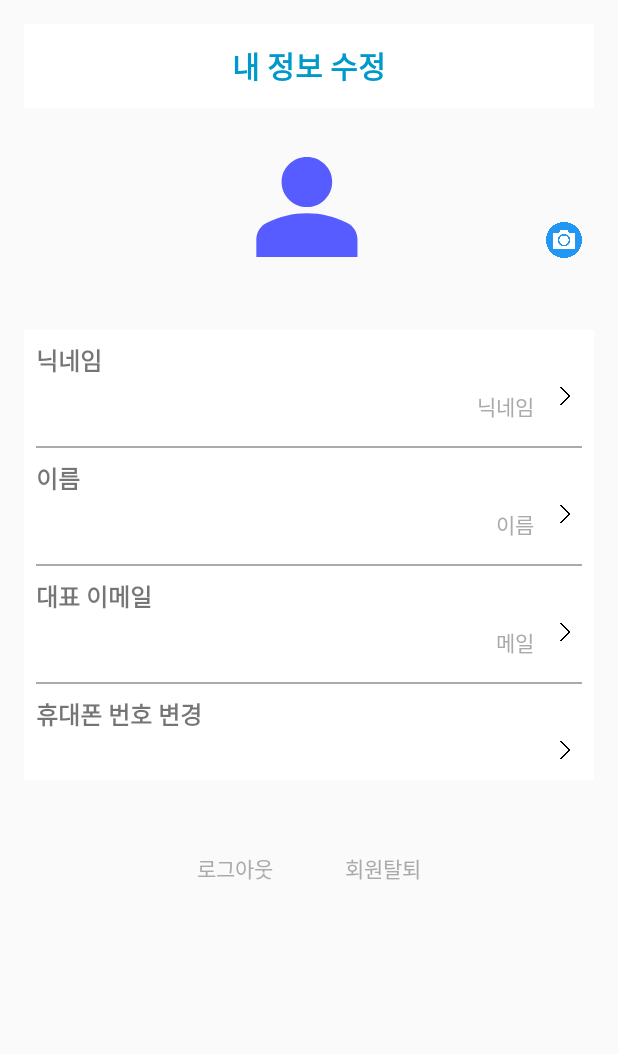
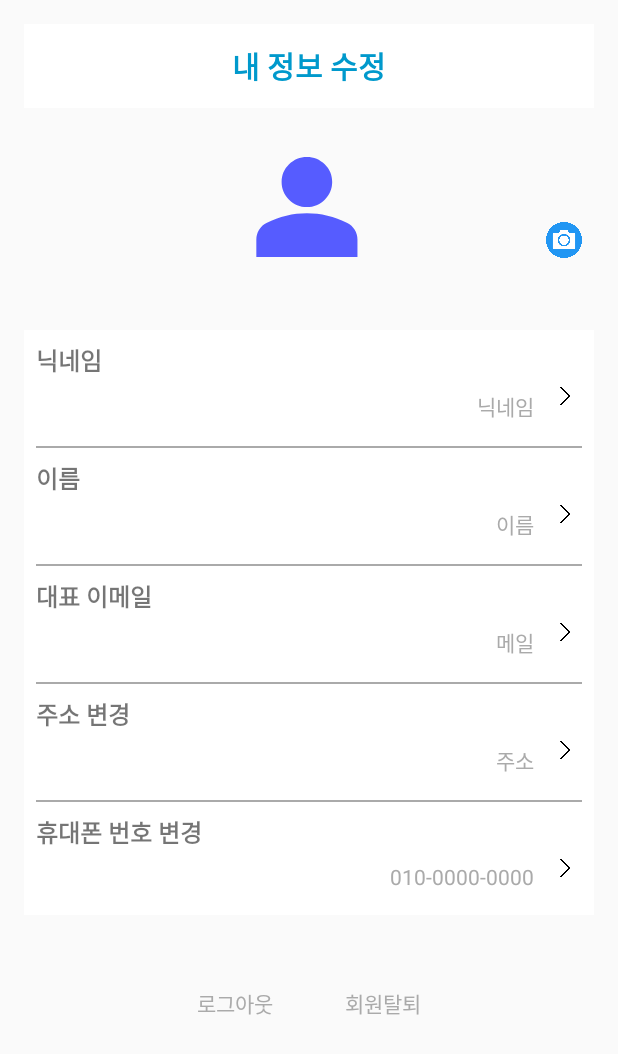
Before and after one commit to DBP-DeliveryService/DeliveryService_Android, an Android app: the layout activity_profile.xml on its own in the app's theme, with its tools: preview values and no code run, on a phone screen of 412 x 824 dp. Shown: the top 1054 px of the screen. Run offline under Robolectric (Android 15) with nearby library versions, the phone set to English and light mode, and no system bars; network calls fail.

Commit message:
feat: 메뉴 상세 페이지, 프로필 페이지 기능 구현

```diff
--- a/DeliveryService/app/src/main/res/layout/activity_profile.xml
+++ b/DeliveryService/app/src/main/res/layout/activity_profile.xml
@@ -65,7 +65,7 @@
             android:padding="8dp">
 
             <TextView
-                android:id="@+id/nickname"
+                android:id="@+id/view_nickname"
                 android:layout_width="match_parent"
                 android:layout_height="wrap_content"
                 android:text="닉네임"
@@ -79,6 +79,7 @@
                 android:orientation="horizontal"
                 android:gravity="end">
                 <TextView
+                    android:id="@+id/nickname"
                     android:layout_width="wrap_content"
                     android:layout_height="wrap_content"
                     android:text="닉네임"
@@ -99,7 +100,7 @@
                 android:layout_marginVertical="8dp" />
 
             <TextView
-                android:id="@+id/name"
+                android:id="@+id/view_name"
                 android:layout_width="match_parent"
                 android:layout_height="wrap_content"
                 android:text="이름"
@@ -112,6 +113,7 @@
                 android:orientation="horizontal"
                 android:gravity="end">
                 <TextView
+                    android:id="@+id/name"
                     android:layout_width="wrap_content"
                     android:layout_height="wrap_content"
                     android:text="이름"
@@ -125,6 +127,8 @@
                     android:contentDescription="Edit Name" />
             </LinearLayout>
 
+
+
             <View
                 android:layout_width="match_parent"
                 android:layout_height="1dp"
@@ -132,7 +136,7 @@
                 android:layout_marginVertical="8dp" />
 
             <TextView
-                android:id="@+id/email"
+                android:id="@+id/view_email"
                 android:layout_width="match_parent"
                 android:layout_height="wrap_content"
                 android:text="대표 이메일"
@@ -145,6 +149,7 @@
                 android:orientation="horizontal"
                 android:gravity="end">
                 <TextView
+                    android:id="@+id/email"
                     android:layout_width="wrap_content"
                     android:layout_height="wrap_content"
                     android:text="메일"
@@ -157,6 +162,41 @@
                     android:src="@drawable/ic_arrow_forward"
                     android:contentDescription="Edit Email" />
             </LinearLayout>
+            <View
+                android:layout_width="match_parent"
+                android:layout_height="1dp"
+                android:background="@android:color/darker_gray"
+                android:layout_marginVertical="8dp" />
+
+            <TextView
+                android:id="@+id/view_address"
+                android:layout_width="match_parent"
+                android:layout_height="wrap_content"
+                android:text="주소 변경"
+                android:textSize="16sp"
+                android:textStyle="bold" />
+
+            <LinearLayout
+                android:layout_width="match_parent"
+                android:layout_height="wrap_content"
+                android:orientation="horizontal"
+                android:gravity="end">
+
+                <TextView
+                    android:id="@+id/address"
+                    android:layout_width="wrap_content"
+                    android:layout_height="wrap_content"
+                    android:text="주소"
+                    android:padding="8dp"
+                    android:textColor="@android:color/darker_gray" />
+
+                <ImageView
+                    android:id="@+id/edit_address"
+                    android:layout_width="24dp"
+                    android:layout_height="24dp"
+                    android:src="@drawable/ic_arrow_forward"
+                    android:contentDescription="Edit Address" />
+            </LinearLayout>
 
             <View
                 android:layout_width="match_parent"
@@ -165,7 +205,7 @@
                 android:layout_marginVertical="8dp" />
 
             <TextView
-                android:id="@+id/phone"
+                android:id="@+id/view_phoneNum"
                 android:layout_width="match_parent"
                 android:layout_height="wrap_content"
                 android:text="휴대폰 번호 변경"
@@ -177,8 +217,16 @@
                 android:layout_height="wrap_content"
                 android:orientation="horizontal"
                 android:gravity="end">
+
+                <TextView
+                    android:id="@+id/phoneNum"
+                    android:layout_width="wrap_content"
+                    android:layout_height="wrap_content"
+                    android:text="010-0000-0000"
+                    android:padding="8dp"
+                    android:textColor="@android:color/darker_gray" />
                 <ImageView
-                    android:id="@+id/edit_phone"
+                    android:id="@+id/edit_phoneNum"
                     android:layout_width="24dp"
                     android:layout_height="24dp"
                     android:src="@drawable/ic_arrow_forward"
```
Also changed, not shown: DeliveryService/app/src/main/java/com/mju/deliveryservice/data/model/menu/MenuAdapter.kt (added, +39 -0 lines), DeliveryService/app/src/main/java/com/mju/deliveryservice/presentation/view/ProfileActivity.kt (added, +80 -0 lines), DeliveryService/app/src/main/java/com/mju/deliveryservice/presentation/view/StoreDetailActivity.kt (added, +49 -0 lines), DeliveryService/app/src/main/res/layout/activity_store_detail.xml (+27 -6 lines).
